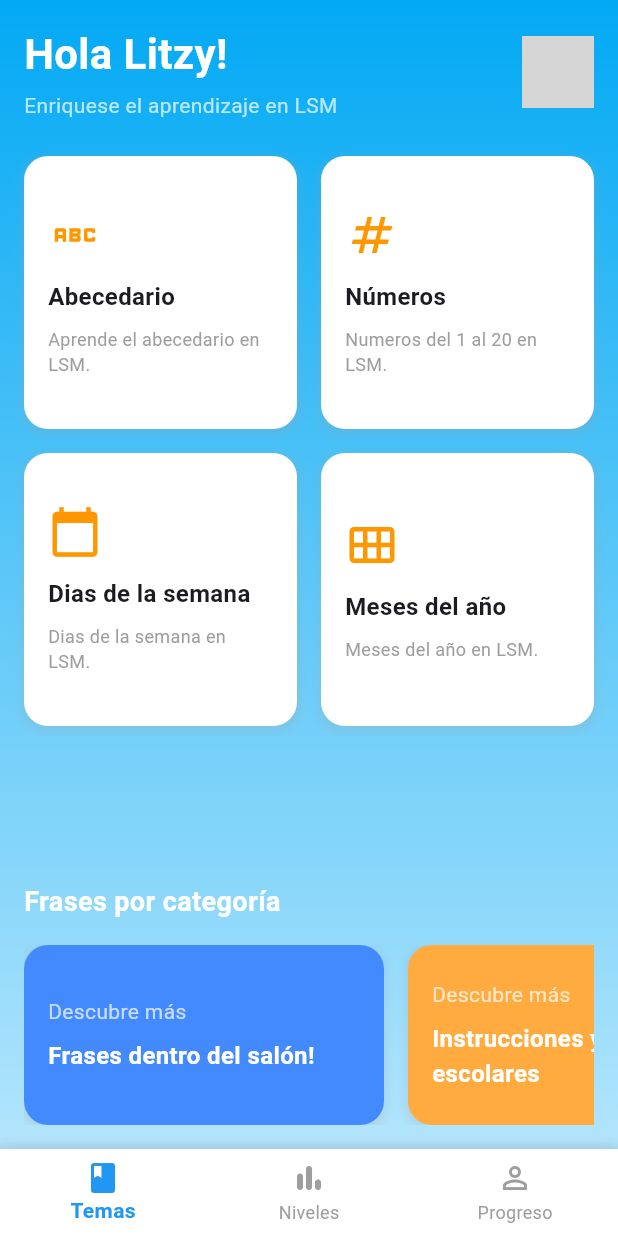
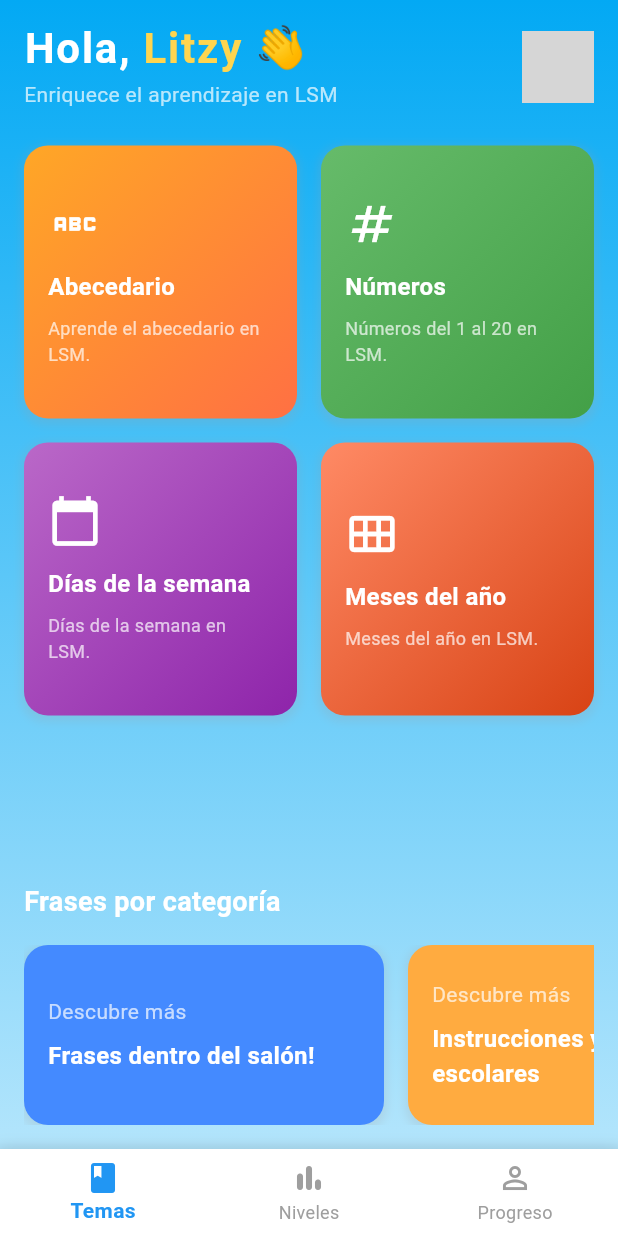
Before and after one commit to RommelOlachea/app-mqh-cbtis62, a Flutter app: the screen it shows after launch, on a phone screen of 412 x 824 dp. Run offline on Flutter 3.47's test engine with Material 3 defaults, Android fonts, the phone set to English and light mode, and no system bars; our stand-ins replace go_router, video_player; network calls fail; grey boxes are pictures that could not be loaded.

Commit message:
cambio en la primera propuesta

```diff
--- a/lib/presentation/screens/topics_screen.dart
+++ b/lib/presentation/screens/topics_screen.dart
@@ -27,18 +27,34 @@ class TopicsScreen extends StatelessWidget {
                   children: [
                     Column(
                       crossAxisAlignment: CrossAxisAlignment.start,
-                      children: const [
-                        Text(
-                          'Hola Litzy!',
-                          style: TextStyle(
-                            fontSize: 28.0,
-                            fontWeight: FontWeight.bold,
-                            color: Colors.white,
+                      children: [
+                        RichText(
+                          text: const TextSpan(
+                            style: TextStyle(
+                              fontSize: 28.0,
+                              fontWeight: FontWeight.bold,
+                              color: Colors.white,
+                              letterSpacing: 1.2,
+                            ),
+                            children: [
+                              TextSpan(
+                                text: 'Hola, ',
+                              ),
+                              TextSpan(
+                                text: 'Litzy',
+                                style: TextStyle(
+                                  color: Color(0xFFFFD54F), // Dorado claro
+                                ),
+                              ),
+                              TextSpan(
+                                text: ' 👋',
+                              ),
+                            ],
                           ),
                         ),
-                        SizedBox(height: 4),
-                        Text(
-                          'Enriquese el aprendizaje en LSM',
+                        const SizedBox(height: 4),
+                        const Text(
+                          'Enriquece el aprendizaje en LSM',
                           style: TextStyle(
                             fontSize: 14.0,
                             color: Colors.white70,
@@ -70,25 +86,25 @@ class TopicsScreen extends StatelessWidget {
                         title: 'Abecedario',
                         description: 'Aprende el abecedario en LSM.',
                         icon: Icons.abc,
-                        backgroundColor: Colors.white,
+                        gradientColors: [Color(0xFFFFA726), Color(0xFFFF7043)], // Naranja
                       ),
                       _AdCategoryCard(
                         title: 'Números',
-                        description: 'Numeros del 1 al 20 en LSM.',
+                        description: 'Números del 1 al 20 en LSM.',
                         icon: Icons.numbers,
-                        backgroundColor: Colors.white,
+                        gradientColors: [Color(0xFF66BB6A), Color(0xFF43A047)], // Verde menta
                       ),
                       _AdCategoryCard(
-                        title: 'Dias de la semana',
-                        description: 'Dias de la semana en LSM.',
+                        title: 'Días de la semana',
+                        description: 'Días de la semana en LSM.',
                         icon: Icons.calendar_today,
-                        backgroundColor: Colors.white,
+                        gradientColors: [Color(0xFFBA68C8), Color(0xFF8E24AA)], // Púrpura
                       ),
                       _AdCategoryCard(
                         title: 'Meses del año',
                         description: 'Meses del año en LSM.',
                         icon: Icons.calendar_view_month,
-                        backgroundColor: Colors.white,
+                        gradientColors: [Color(0xFFFF8A65), Color(0xFFD84315)], // Coral
                       ),
                     ],
                   ),
@@ -141,21 +157,25 @@ class _AdCategoryCard extends StatelessWidget {
   final String title;
   final String description;
   final IconData icon;
-  final Color backgroundColor;
+  final List<Color> gradientColors;
 
   const _AdCategoryCard({
     Key? key,
     required this.title,
     required this.description,
     required this.icon,
-    required this.backgroundColor,
+    required this.gradientColors,
   }) : super(key: key);
 
   @override
   Widget build(BuildContext context) {
     return Container(
       decoration: BoxDecoration(
-        color: backgroundColor,
+        gradient: LinearGradient(
+          colors: gradientColors,
+          begin: Alignment.topLeft,
+          end: Alignment.bottomRight,
+        ),
         borderRadius: BorderRadius.circular(16.0),
         boxShadow: [
           BoxShadow(
@@ -171,11 +191,12 @@ class _AdCategoryCard extends StatelessWidget {
         mainAxisAlignment: MainAxisAlignment.center,
         crossAxisAlignment: CrossAxisAlignment.start,
         children: [
-          Icon(icon, color: Colors.orange, size: 36.0),
+          Icon(icon, color: Colors.white, size: 36.0),
           const SizedBox(height: 12.0),
           Text(
             title,
             style: const TextStyle(
+              color: Colors.white,
               fontSize: 16.0,
               fontWeight: FontWeight.bold,
             ),
@@ -184,8 +205,8 @@ class _AdCategoryCard extends StatelessWidget {
           Text(
             description,
             style: const TextStyle(
+              color: Colors.white70,
               fontSize: 12.0,
-              color: Colors.grey,
             ),
           ),
         ],
```
